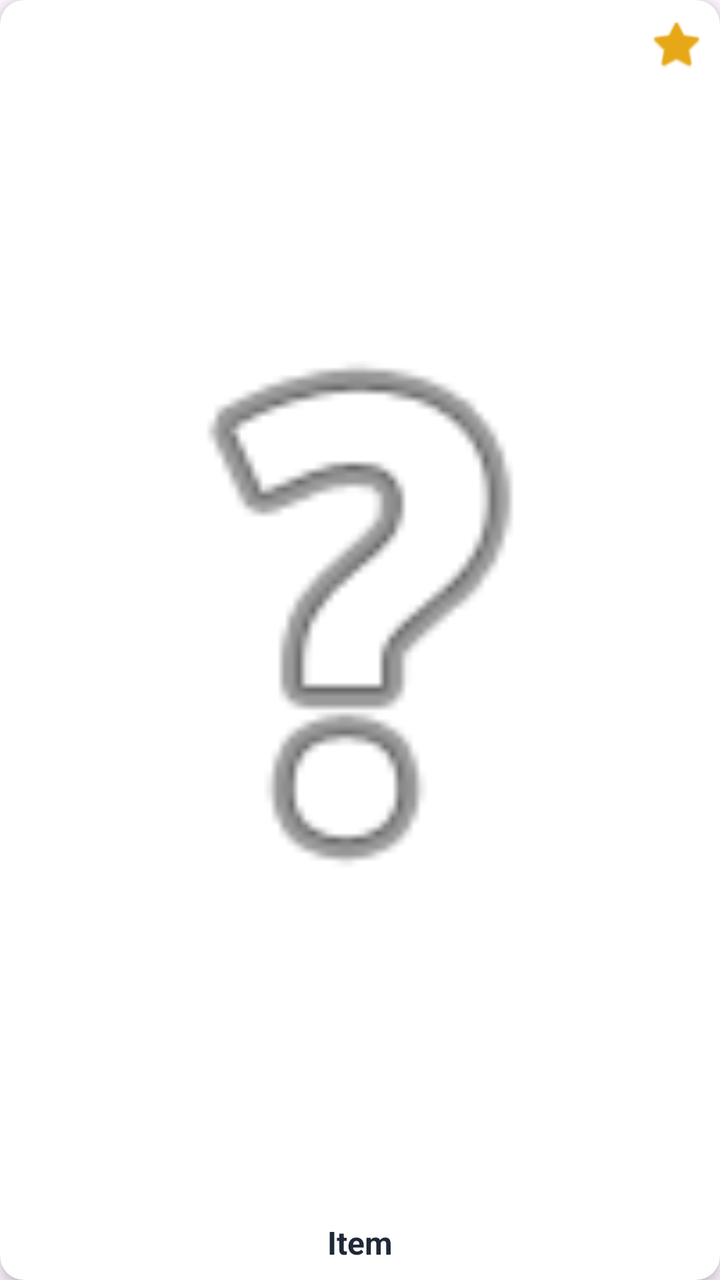
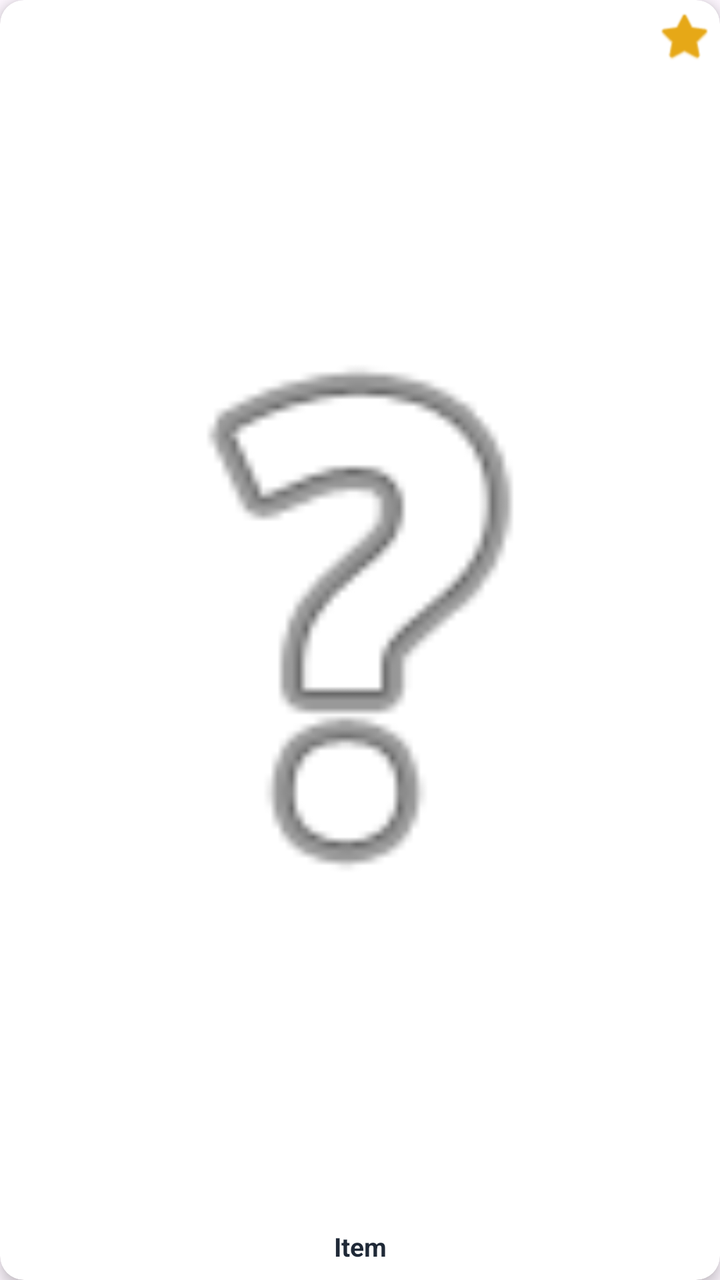

The first picture is an Android layout as it rendered before a commit; the second is the same layout after the commit. The layout source and the unified diff follow.
<!-- AndroidManifest.xml: application theme Theme.Falla -->
<!-- res/layout/item_card.xml -->
<?xml version="1.0" encoding="utf-8"?>
<androidx.cardview.widget.CardView
    xmlns:android="http://schemas.android.com/apk/res/android"
    xmlns:app="http://schemas.android.com/apk/res-auto"
    android:id="@+id/card_root"
    android:layout_width="0dp"
    android:layout_height="130dp"
    android:layout_columnWeight="1"
    android:layout_margin="8dp"
    android:layout_gravity="fill_horizontal"
    android:clickable="true"
    android:focusable="true"
    android:foreground="?attr/selectableItemBackground"
    app:cardBackgroundColor="@color/fundo_card_padrao"
    app:cardCornerRadius="12dp"
    app:cardElevation="4dp">

    <RelativeLayout
        android:layout_width="match_parent"
        android:layout_height="match_parent"
        android:padding="8dp">

        <TextView
            android:id="@+id/txt_card_fala"
            android:layout_width="wrap_content"
            android:layout_height="wrap_content"
            android:layout_alignParentBottom="true"
            android:layout_centerHorizontal="true"
            android:text="Item"
            android:textColor="@color/texto_principal"
            android:textSize="16sp"
            android:textStyle="bold" />

        <ImageView
            android:id="@+id/img_card_simbolo"
            android:layout_width="match_parent"
            android:layout_height="match_parent"
            android:layout_alignParentTop="true"
            android:layout_above="@id/txt_card_fala"
            android:layout_marginBottom="4dp"
            android:scaleType="fitCenter"
            android:src="@android:drawable/ic_menu_help" />

        <ImageView
            android:id="@+id/img_estrela_favorito"
            android:layout_width="28dp"
            android:layout_height="28dp"
            android:layout_alignParentTop="true"
            android:layout_alignParentEnd="true"
            android:src="@android:drawable/btn_star_big_off"
            android:contentDescription="Favoritar"
            android:clickable="true"
            android:focusable="true"
            app:tint="@color/cor_estrela_favorito"
            android:background="?attr/selectableItemBackgroundBorderless"
            android:elevation="2dp" />

    </RelativeLayout>
</androidx.cardview.widget.CardView>
<!-- resources referenced by this layout -->
<resources>
  <color name="cor_estrela_favorito">#E6A817</color>
  <color name="fundo_card_padrao">#FFFFFF</color>
  <color name="texto_principal">#1F2937</color>
  <style name="Theme.Falla" parent="Base.Theme.Falla" />
  <style name="Base.Theme.Falla" parent="Theme.Material3.DayNight.NoActionBar">
          
          
      </style>
</resources>

<!-- the commit's change to res/layout/item_card.xml (unified diff, before → after) -->
@@ -15,45 +15,48 @@
     app:cardCornerRadius="12dp"
     app:cardElevation="4dp">
 
-    <RelativeLayout
+    <LinearLayout
         android:layout_width="match_parent"
         android:layout_height="match_parent"
+        android:orientation="vertical"
         android:padding="8dp">
 
-        <TextView
-            android:id="@+id/txt_card_fala"
-            android:layout_width="wrap_content"
-            android:layout_height="wrap_content"
-            android:layout_alignParentBottom="true"
-            android:layout_centerHorizontal="true"
-            android:text="Item"
-            android:textColor="@color/texto_principal"
-            android:textSize="16sp"
-            android:textStyle="bold" />
-
+        
         <ImageView
             android:id="@+id/img_card_simbolo"
             android:layout_width="match_parent"
-            android:layout_height="match_parent"
-            android:layout_alignParentTop="true"
-            android:layout_above="@id/txt_card_fala"
-            android:layout_marginBottom="4dp"
+            android:layout_height="0dp"
+            android:layout_weight="1"
             android:scaleType="fitCenter"
             android:src="@android:drawable/ic_menu_help" />
 
-        <ImageView
-            android:id="@+id/img_estrela_favorito"
-            android:layout_width="28dp"
-            android:layout_height="28dp"
-            android:layout_alignParentTop="true"
-            android:layout_alignParentEnd="true"
-            android:src="@android:drawable/btn_star_big_off"
-            android:contentDescription="Favoritar"
-            android:clickable="true"
-            android:focusable="true"
-            app:tint="@color/cor_estrela_favorito"
-            android:background="?attr/selectableItemBackgroundBorderless"
-            android:elevation="2dp" />
+        
+        <TextView
+            android:id="@+id/txt_card_fala"
+            android:layout_width="match_parent"
+            android:layout_height="wrap_content"
+            android:gravity="center"
+            android:text="Item"
+            android:textColor="@color/texto_principal"
+            android:textSize="13sp"
+            android:textStyle="bold"
+            android:layout_marginTop="4dp"/>
 
-    </RelativeLayout>
+    </LinearLayout>
+
+    
+    <ImageView
+        android:id="@+id/img_estrela_favorito"
+        android:layout_width="28dp"
+        android:layout_height="28dp"
+        android:layout_gravity="top|end"
+        android:layout_margin="4dp"
+        android:src="@android:drawable/btn_star_big_off"
+        android:contentDescription="Favoritar"
+        android:clickable="true"
+        android:focusable="true"
+        app:tint="@color/cor_estrela_favorito"
+        android:background="?attr/selectableItemBackgroundBorderless"
+        android:elevation="2dp" />
+
 </androidx.cardview.widget.CardView>
